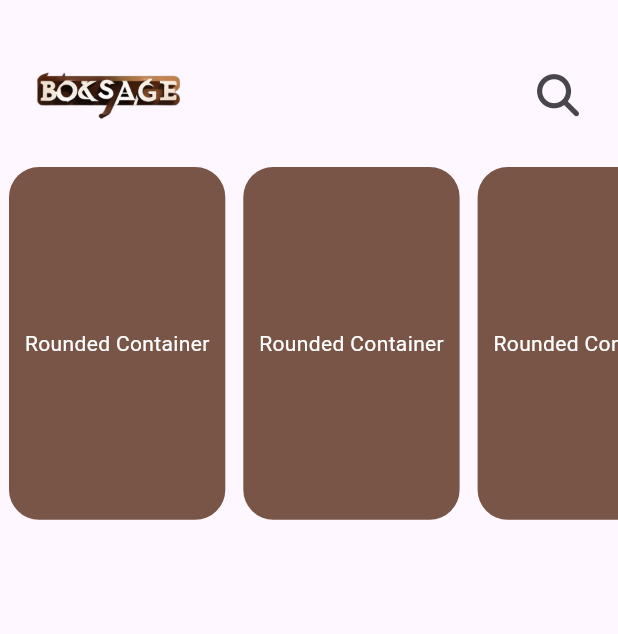
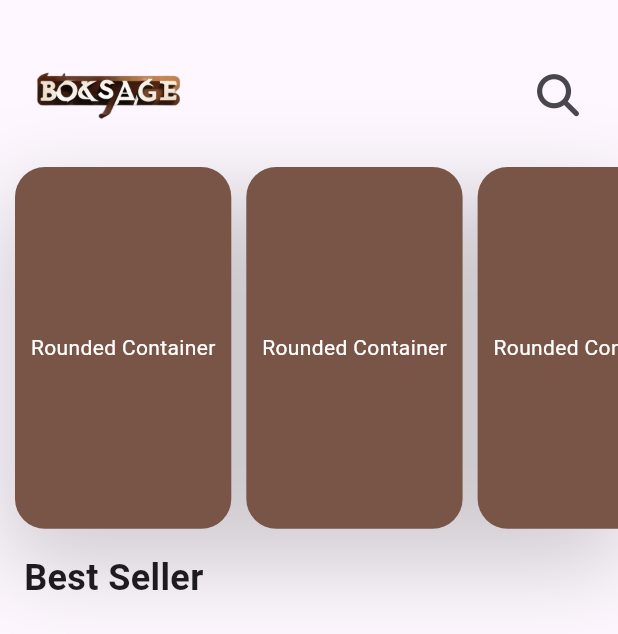
Before and after one commit to moelhewehy7/booksage, a Flutter app: the HomeView screen opened directly, on a phone screen of 412 x 824 dp. Shown: the top 634 px of the screen. Run offline on Flutter 3.47's test engine with Material 3 defaults, Android fonts, the phone set to English and light mode, and no system bars; our stand-ins replace font_awesome_flutter, get, introduction_screen, shared_preferences; accounts and stored records are empty.

Commit message:
create styles class for text style

```diff
--- /dev/null
+++ b/lib/core/utils/styles.dart
@@ -0,0 +1,6 @@
+import 'package:flutter/material.dart';
+
+abstract class Styles {
+  static const titlestyle =
+      TextStyle(fontSize: 24, fontWeight: FontWeight.w600);
+}
--- a/lib/features/home/presentation/views/widgets/bookslistview.dart
+++ b/lib/features/home/presentation/views/widgets/bookslistview.dart
@@ -7,14 +7,24 @@ class BooksListView extends StatelessWidget {
   final double width, height;
   @override
   Widget build(BuildContext context) {
-    return SizedBox(
+    return Container(
+      decoration: BoxDecoration(
+        boxShadow: [
+          BoxShadow(
+            color: Colors.grey.withOpacity(0.5), // Shadow color
+            spreadRadius: 0.00001,
+            blurRadius: 50,
+            offset: Offset(5, 25),
+          ),
+        ],
+      ),
       height: height * 0.3,
       child: ListView.builder(
         itemCount: 10,
         scrollDirection: Axis.horizontal,
         itemBuilder: (BuildContext context, int index) {
           return Padding(
-            padding: const EdgeInsets.symmetric(horizontal: 6, vertical: 6),
+            padding: const EdgeInsets.only(left: 10, top: 6),
             child: ListViewItem(width: width, height: height),
           );
         },
--- a/lib/features/home/presentation/views/widgets/home_view_body.dart
+++ b/lib/features/home/presentation/views/widgets/home_view_body.dart
@@ -1,6 +1,5 @@
 import 'package:flutter/material.dart';
-import 'package:reading/features/home/presentation/views/widgets/listviewitem.dart';
-
+import 'package:reading/core/utils/styles.dart';
 import 'appbar.dart';
 import 'bookslistview.dart';
 
@@ -12,14 +11,29 @@ class HomeViewBody extends StatelessWidget {
     double width = MediaQuery.of(context).size.width;
     double height = MediaQuery.of(context).size.height;
     return Column(
+      crossAxisAlignment: CrossAxisAlignment.start,
       children: [
         const SizedBox(
           height: 20,
         ),
-        CustomAppBar(),
+        const CustomAppBar(),
         BooksListView(
           height: height,
           width: width,
+        ),
+        SizedBox(
+          height: 16,
+        ),
+        Padding(
+          padding: const EdgeInsets.only(left: 16),
+          child: Column(
+            children: [
+              Text(
+                "Best Seller",
+                style: Styles.titlestyle,
+              )
+            ],
+          ),
         )
       ],
     );
```
